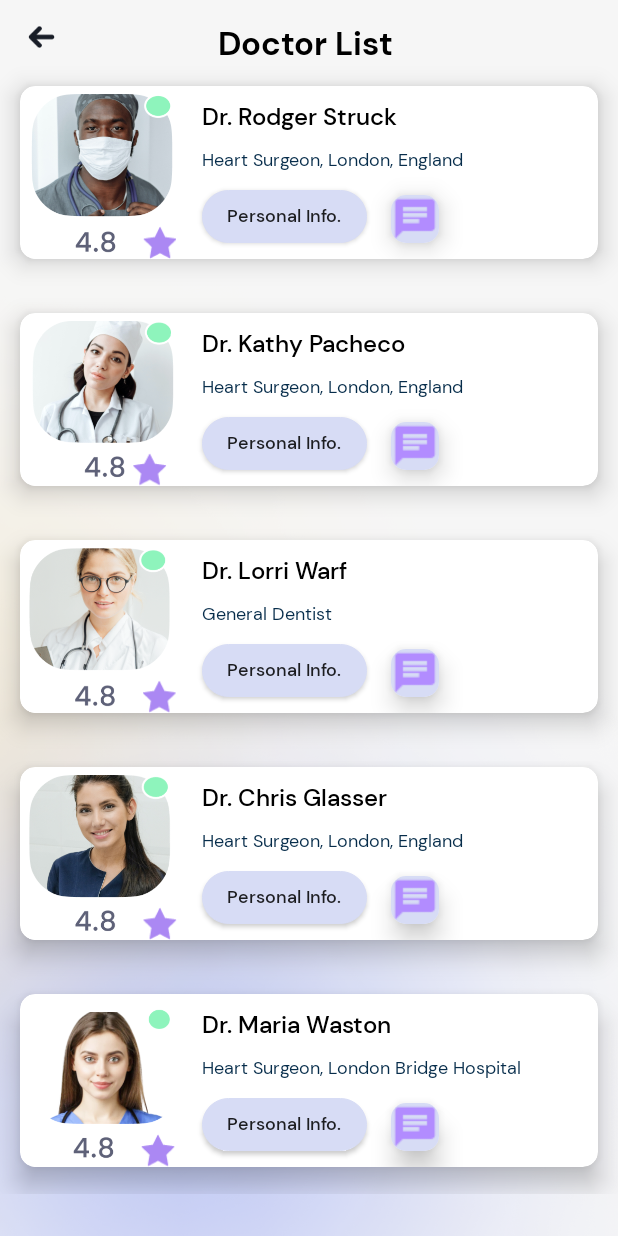
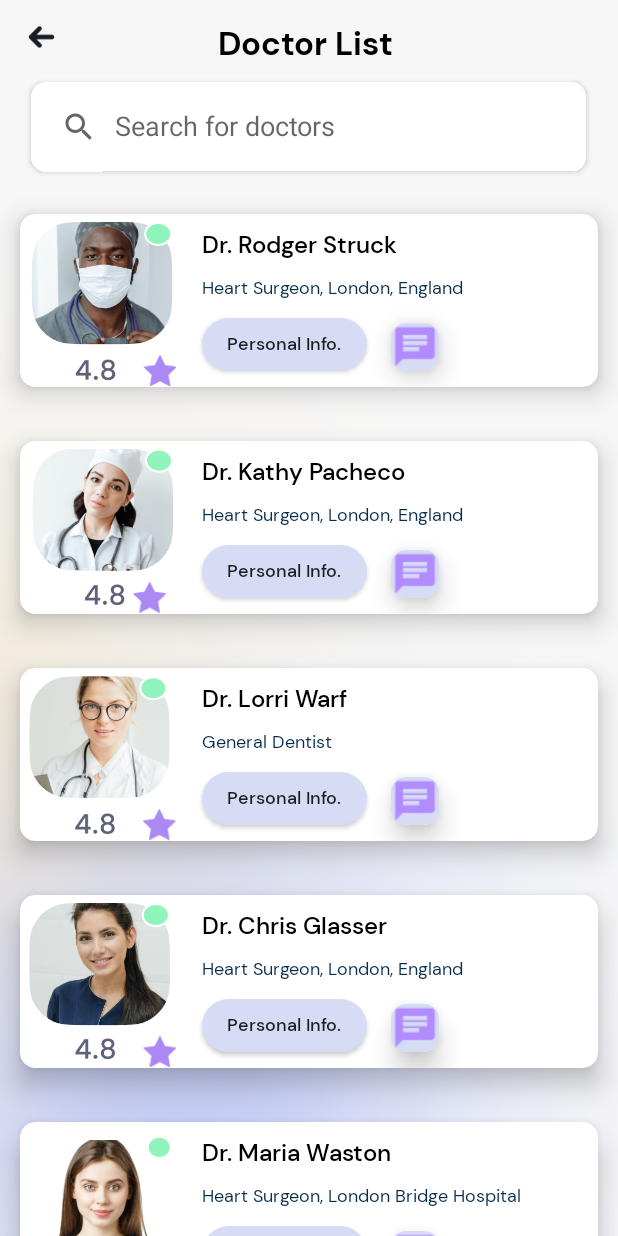
Before and after one commit to GDistories/Health-Diary, an Android app: the DoctorListActivity screen opened directly, with no data from a screen before it, on a phone screen of 412 x 824 dp. Run offline under Robolectric (Android 15) with nearby library versions, the light colour scheme and no system bars.

Commit message:
Add a search bar for doctor list

```diff
--- a/app/src/main/res/layout/activity_doctor_list.xml
+++ b/app/src/main/res/layout/activity_doctor_list.xml
@@ -36,6 +36,32 @@
             android:theme="@style/activity_title" />
     </LinearLayout>
 
+    <!--Search bar for doctors-->
+    <androidx.cardview.widget.CardView
+        android:id="@+id/search_card_view"
+        android:layout_width="370dp"
+        android:layout_height="60dp"
+        android:layout_gravity="center_horizontal"
+        android:layout_marginTop="15dp"
+        android:layout_marginBottom="10dp"
+        android:background="@color/white"
+        app:cardCornerRadius="10dp"
+        app:cardElevation="2dp"
+        app:layout_constraintBottom_toBottomOf="parent"
+        app:layout_constraintEnd_toEndOf="parent"
+        app:layout_constraintHorizontal_bias="0.609"
+        app:layout_constraintStart_toStartOf="parent"
+        app:layout_constraintTop_toBottomOf="@+id/community_try">
+
+        <SearchView
+            android:id="@+id/search_doctors"
+            android:layout_width="370dp"
+            android:layout_height="60dp"
+            android:background="@color/white"
+            android:iconifiedByDefault="false"
+            android:queryHint="Search for doctors" />
+    </androidx.cardview.widget.CardView>
+
     <androidx.recyclerview.widget.RecyclerView
         android:id="@+id/doctor_list_recylerview"
         android:layout_width="match_parent"
```
